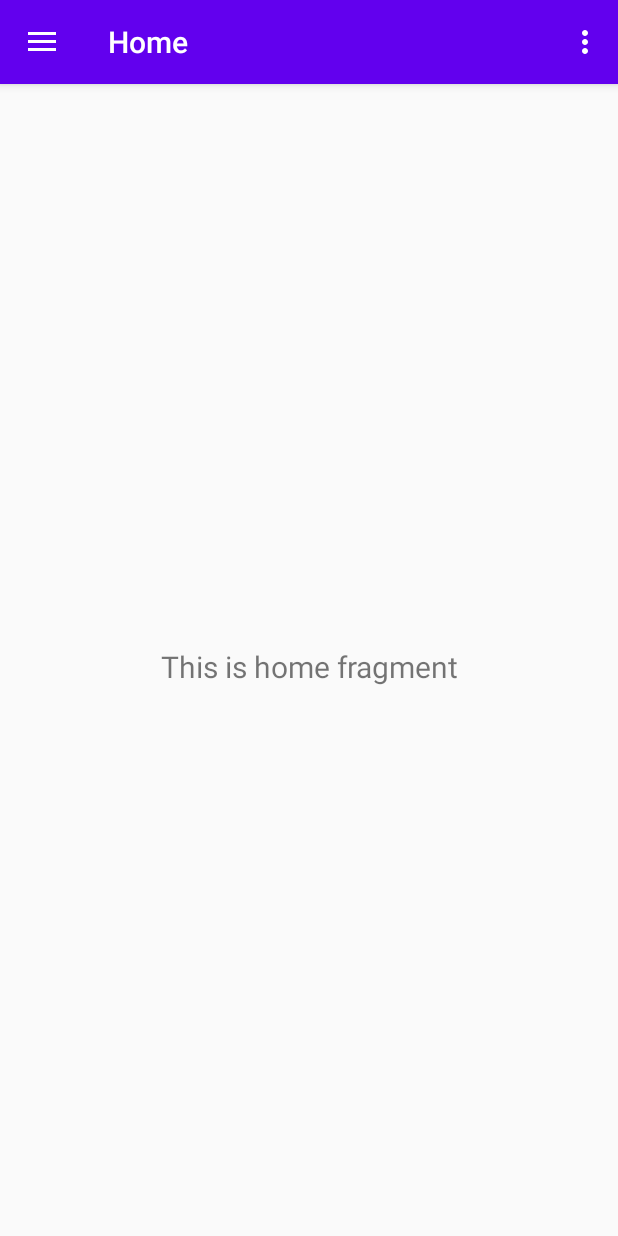
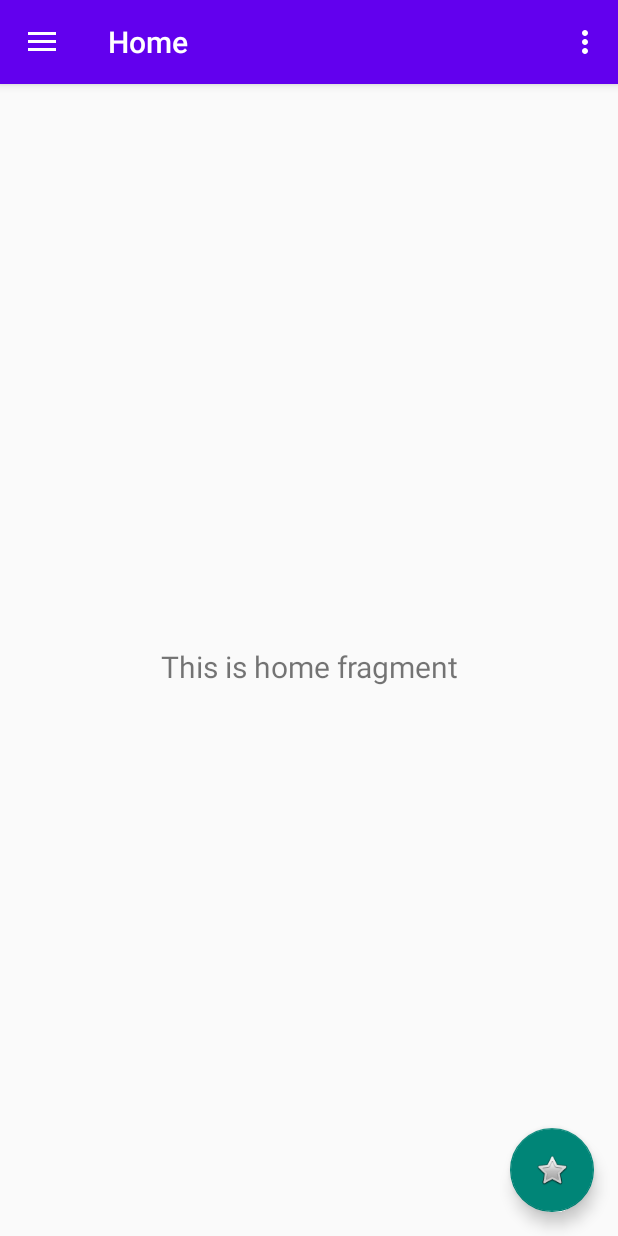
Before and after one commit to Trilgon/HelperApp, an Android app: the screen it shows after launch (MainActivity), on a phone screen of 412 x 824 dp. Run offline under Robolectric (Android 15) with nearby library versions, the phone set to English and light mode, and no system bars; our stand-ins replace Room's generated code, navigation-ui.

Commit message:
Update because forget yesterday

```diff
--- a/app/build.gradle
+++ b/app/build.gradle
@@ -38,7 +38,9 @@ dependencies {
     implementation 'androidx.lifecycle:lifecycle-livedata-ktx:2.2.0'
     implementation 'androidx.lifecycle:lifecycle-viewmodel-ktx:2.2.0'
     implementation 'androidx.legacy:legacy-support-v4:1.0.0'
+    implementation 'androidx.room:room-runtime:2.3.0'
     testImplementation 'junit:junit:4.+'
     androidTestImplementation 'androidx.test.ext:junit:1.1.2'
     androidTestImplementation 'androidx.test.espresso:espresso-core:3.3.0'
+    annotationProcessor 'androidx.room:room-compiler:2.3.0'
 }
--- a/app/src/main/AndroidManifest.xml
+++ b/app/src/main/AndroidManifest.xml
@@ -13,6 +13,7 @@
         android:label="@string/app_name"
         android:roundIcon="@mipmap/ic_launcher_round"
         android:supportsRtl="true"
+        android:name=".ui.stories.App"
         android:theme="@style/Theme.MireaProject">
         <service
             android:name=".ui.audio.AudioService"
--- a/app/src/main/java/ru/mirea/muratov/mireaproject/MainActivity.java
+++ b/app/src/main/java/ru/mirea/muratov/mireaproject/MainActivity.java
@@ -3,6 +3,7 @@ package ru.mirea.muratov.mireaproject;
 import android.os.Bundle;
 import android.view.Menu;
 
+import com.google.android.material.floatingactionbutton.FloatingActionButton;
 import com.google.android.material.navigation.NavigationView;
 
 import androidx.navigation.NavController;
@@ -12,6 +13,8 @@ import androidx.navigation.ui.NavigationUI;
 import androidx.drawerlayout.widget.DrawerLayout;
 import androidx.appcompat.app.AppCompatActivity;
 import androidx.appcompat.widget.Toolbar;
+
+import ru.mirea.muratov.mireaproject.ui.stories.MyDialogFragment;
 
 public class MainActivity extends AppCompatActivity {
 
@@ -27,8 +30,14 @@ public class MainActivity extends AppCompatActivity {
         NavigationView navigationView = findViewById(R.id.nav_view);
         // Passing each menu ID as a set of Ids because each
         // menu should be considered as top level destinations.
+        FloatingActionButton fab = findViewById(R.id.fab);
+        fab.setOnClickListener(view -> {
+            MyDialogFragment dialogFragment = new MyDialogFragment();
+            dialogFragment.show(getSupportFragmentManager(), "mirea");
+        });
         mAppBarConfiguration = new AppBarConfiguration.Builder(
-                R.id.nav_home, R.id.nav_calculator, R.id.nav_slideshow, R.id.nav_audio, R.id.nav_permission)
+                R.id.nav_home, R.id.nav_calculator, R.id.nav_slideshow, R.id.nav_audio,
+                R.id.nav_permission, R.id.nav_parametrs, R.id.nav_history)
                 .setDrawerLayout(drawer)
                 .build();
         NavController navController = Navigation.findNavController(this, R.id.nav_host_fragment);
--- a/app/src/main/java/ru/mirea/muratov/mireaproject/ui/permission/PermissionFragment.java
+++ b/app/src/main/java/ru/mirea/muratov/mireaproject/ui/permission/PermissionFragment.java
@@ -9,7 +9,6 @@ import android.hardware.Sensor;
 import android.hardware.SensorEvent;
 import android.hardware.SensorEventListener;
 import android.hardware.SensorManager;
-import android.media.MediaPlayer;
 import android.media.MediaRecorder;
 import android.net.Uri;
 import android.os.Bundle;
--- /dev/null
+++ b/app/src/main/java/ru/mirea/muratov/mireaproject/ui/stories/App.java
@@ -0,0 +1,27 @@
+package ru.mirea.muratov.mireaproject.ui.stories;
+
+import android.app.Application;
+
+import androidx.room.Room;
+
+public class App extends Application {
+    public static ru.mirea.muratov.mireaproject.ui.stories.App instance;
+    private AppDatabase database;
+
+    @Override
+    public void onCreate() {
+        super.onCreate();
+        instance = this;
+        database = Room.databaseBuilder(this, AppDatabase.class, "database")
+                .allowMainThreadQueries()
+                .build();
+    }
+
+    public static ru.mirea.muratov.mireaproject.ui.stories.App getInstance() {
+        return instance;
+    }
+
+    public AppDatabase getDatabase() {
+        return database;
+    }
+}
--- /dev/null
+++ b/app/src/main/java/ru/mirea/muratov/mireaproject/ui/stories/HistoryDao.java
@@ -0,0 +1,24 @@
+package ru.mirea.muratov.mireaproject.ui.stories;
+
+import androidx.room.Dao;
+import androidx.room.Delete;
+import androidx.room.Insert;
+import androidx.room.Query;
+import androidx.room.Update;
+
+import java.util.List;
+
+@Dao
+public interface HistoryDao {
+    @Query("SELECT * FROM Cell")
+    List<ru.mirea.muratov.mireaproject.ui.stories.Cell> getAll();
+    @Query("SELECT * FROM Cell WHERE id = :id")
+    ru.mirea.muratov.mireaproject.ui.stories.Cell getById(long id);
+    @Insert
+    void insert(ru.mirea.muratov.mireaproject.ui.stories.Cell cell);
+    @Update
+    void update(ru.mirea.muratov.mireaproject.ui.stories.Cell cell);
+    @Delete
+    void delete(ru.mirea.muratov.mireaproject.ui.stories.Cell cell);
+
+}
--- a/app/src/main/res/layout/app_bar_main.xml
+++ b/app/src/main/res/layout/app_bar_main.xml
@@ -21,4 +21,12 @@
     </com.google.android.material.appbar.AppBarLayout>
 
     <include layout="@layout/content_main" />
+
+    <com.google.android.material.floatingactionbutton.FloatingActionButton
+        android:id="@+id/fab"
+        android:layout_width="wrap_content"
+        android:layout_height="wrap_content"
+        android:layout_gravity="bottom|end"
+        android:layout_margin="@dimen/fab_margin"
+        app:srcCompat="@android:drawable/btn_star" />
 </androidx.coordinatorlayout.widget.CoordinatorLayout>
--- a/app/src/main/res/menu/activity_main_drawer.xml
+++ b/app/src/main/res/menu/activity_main_drawer.xml
@@ -24,5 +24,13 @@
             android:id="@id/nav_permission"
             android:icon="@drawable/ic_launcher_background"
             android:title="Camera and Recorder" />
+        <item
+            android:id="@id/nav_parametrs"
+            android:icon="@drawable/ic_launcher_background"
+            android:title="Parameters" />
+        <item
+            android:id="@+id/nav_history"
+            android:icon="@drawable/ic_launcher_background"
+            android:title="Stories" />
     </group>
 </menu>
--- a/app/src/main/res/navigation/mobile_navigation.xml
+++ b/app/src/main/res/navigation/mobile_navigation.xml
@@ -32,4 +32,14 @@
         android:name="ru.mirea.muratov.mireaproject.ui.permission.PermissionFragment"
         android:label="Camera and Recorder"
         tools:layout="@layout/fragment_permission" />
+    <fragment
+        android:id="@+id/nav_parametrs"
+        android:name="ru.mirea.muratov.mireaproject.ui.parameters.Parametrs"
+        android:label="fragment_parametrs"
+        tools:layout="@layout/fragment_parametrs" />
+    <fragment
+        android:id="@+id/nav_history"
+        android:name="ru.mirea.muratov.mireaproject.ui.stories.History"
+        android:label="Stories"
+        tools:layout="@layout/fragment_history" />
 </navigation>
--- a/app/src/main/res/values/colors.xml
+++ b/app/src/main/res/values/colors.xml
@@ -7,5 +7,7 @@
     <color name="teal_700">#FF018786</color>
     <color name="black">#FF000000</color>
     <color name="white">#FFFFFFFF</color>
+    <color name="dark">#C4000000</color>
     <color name="light_gray">#F2F2F2</color>
+    <color name="night">#FFFFE0</color>
 </resources>
```
Also changed, not shown: app/src/main/java/ru/mirea/muratov/mireaproject/ui/parameters/Parametrs.java (added, +114 -0 lines), app/src/main/java/ru/mirea/muratov/mireaproject/ui/stories/AdapterCell.java (added, +62 -0 lines), app/src/main/java/ru/mirea/muratov/mireaproject/ui/stories/AppDatabase.java (added, +9 -0 lines), app/src/main/java/ru/mirea/muratov/mireaproject/ui/stories/Cell.java (added, +11 -0 lines), app/src/main/java/ru/mirea/muratov/mireaproject/ui/stories/History.java (added, +43 -0 lines), app/src/main/java/ru/mirea/muratov/mireaproject/ui/stories/MyDialogFragment.java (added, +57 -0 lines), app/src/main/res/layout/cell_layout.xml (added, +25 -0 lines), app/src/main/res/layout/dialog_layout.xml (added, +19 -0 lines), app/src/main/res/layout/fragment_history.xml (added, +17 -0 lines), app/src/main/res/layout/fragment_parametrs.xml (added, +102 -0 lines).
